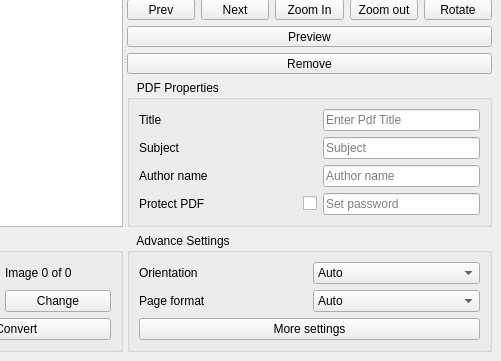
This is src/jpg2pdf.ui in rishabh3354/JPG2PDF as Qt 5 draws it before an edit; both pictures show x 575 to 1076 and y 283 to 644 of the 1076 by 644 pixel window. The edited form follows.
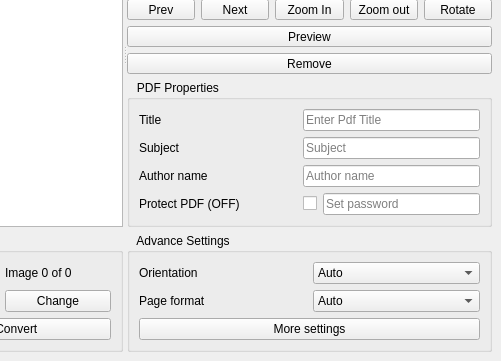
This is the edited form.

Diff of the .ui file:
```diff
--- a/src/jpg2pdf.ui
+++ b/src/jpg2pdf.ui
@@ -409,22 +409,6 @@
                </property>
               </widget>
              </item>
-             <item row="1" column="2">
-              <widget class="QLineEdit" name="subject">
-               <property name="sizePolicy">
-                <sizepolicy hsizetype="Preferred" vsizetype="Fixed">
-                 <horstretch>0</horstretch>
-                 <verstretch>0</verstretch>
-                </sizepolicy>
-               </property>
-               <property name="text">
-                <string/>
-               </property>
-               <property name="placeholderText">
-                <string>Subject</string>
-               </property>
-              </widget>
-             </item>
              <item row="1" column="0">
               <widget class="QLabel" name="label_20">
                <property name="sizePolicy">
@@ -438,22 +422,6 @@
                </property>
               </widget>
              </item>
-             <item row="0" column="2">
-              <widget class="QLineEdit" name="title">
-               <property name="sizePolicy">
-                <sizepolicy hsizetype="Preferred" vsizetype="Fixed">
-                 <horstretch>0</horstretch>
-                 <verstretch>0</verstretch>
-                </sizepolicy>
-               </property>
-               <property name="text">
-                <string/>
-               </property>
-               <property name="placeholderText">
-                <string>Enter Pdf Title</string>
-               </property>
-              </widget>
-             </item>
              <item row="0" column="0">
               <widget class="QLabel" name="label_17">
                <property name="sizePolicy">
@@ -480,22 +448,6 @@
                </property>
               </widget>
              </item>
-             <item row="2" column="2">
-              <widget class="QLineEdit" name="author">
-               <property name="sizePolicy">
-                <sizepolicy hsizetype="Preferred" vsizetype="Fixed">
-                 <horstretch>0</horstretch>
-                 <verstretch>0</verstretch>
-                </sizepolicy>
-               </property>
-               <property name="text">
-                <string/>
-               </property>
-               <property name="placeholderText">
-                <string>Author name</string>
-               </property>
-              </widget>
-             </item>
              <item row="3" column="0">
               <widget class="QLabel" name="label_18">
                <property name="sizePolicy">
@@ -505,7 +457,7 @@
                 </sizepolicy>
                </property>
                <property name="text">
-                <string>Protect PDF</string>
+                <string>Protect PDF (OFF)</string>
                </property>
               </widget>
              </item>
@@ -531,6 +483,54 @@
                </property>
               </widget>
              </item>
+             <item row="2" column="1" colspan="2">
+              <widget class="QLineEdit" name="author">
+               <property name="sizePolicy">
+                <sizepolicy hsizetype="Preferred" vsizetype="Fixed">
+                 <horstretch>0</horstretch>
+                 <verstretch>0</verstretch>
+                </sizepolicy>
+               </property>
+               <property name="text">
+                <string/>
+               </property>
+               <property name="placeholderText">
+                <string>Author name</string>
+               </property>
+              </widget>
+             </item>
+             <item row="1" column="1" colspan="2">
+              <widget class="QLineEdit" name="subject">
+               <property name="sizePolicy">
+                <sizepolicy hsizetype="Preferred" vsizetype="Fixed">
+                 <horstretch>0</horstretch>
+                 <verstretch>0</verstretch>
+                </sizepolicy>
+               </property>
+               <property name="text">
+                <string/>
+               </property>
+               <property name="placeholderText">
+                <string>Subject</string>
+               </property>
+              </widget>
+             </item>
+             <item row="0" column="1" colspan="2">
+              <widget class="QLineEdit" name="title">
+               <property name="sizePolicy">
+                <sizepolicy hsizetype="Preferred" vsizetype="Fixed">
+                 <horstretch>0</horstretch>
+                 <verstretch>0</verstretch>
+                </sizepolicy>
+               </property>
+               <property name="text">
+                <string/>
+               </property>
+               <property name="placeholderText">
+                <string>Enter Pdf Title</string>
+               </property>
+              </widget>
+             </item>
             </layout>
            </item>
           </layout>
```
Left out of the diff: 2 changed lines with no effect on the pictures.
